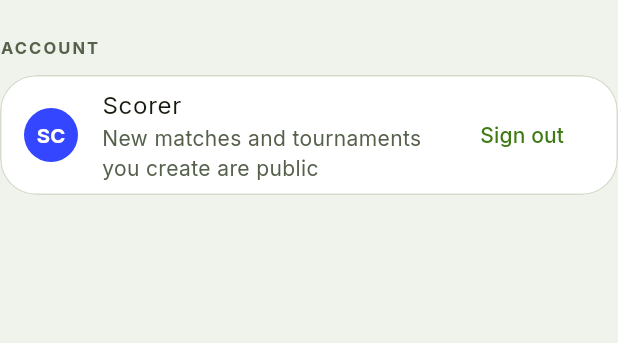
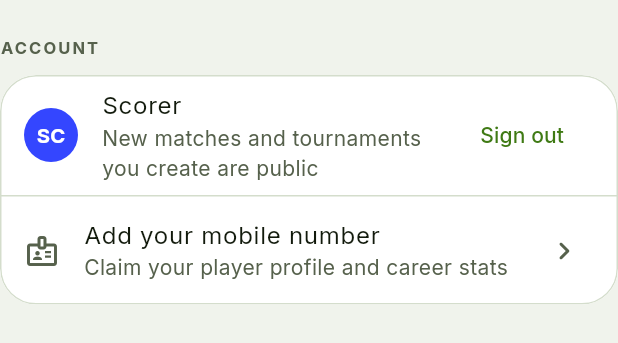
Before and after one commit to BitsNPixs/bnp-scorer, a Flutter app: the _AccountSection widget shown alone on an empty page, opened directly, on a phone screen of 412 x 824 dp. Shown: the top 343 px of the screen. Run offline on Flutter 3.47's test engine with Material 3 defaults, Android fonts, the phone set to English and light mode, and no system bars; our stand-ins replace cloud_firestore, file_picker, firebase_auth, firebase_core, flutter_riverpod, google_fonts and 3 more; accounts and stored records are empty.

Commit message:
Let a scorer confirm their number in Settings and open their profile
Settings gains Add your mobile number: a sheet that texts a code and
links the number, closing by itself when Android confirms it. Once
linked, My profile claims the player under that number (the one a
captain invited, keeping its matches, or a new one) and opens it;
Change number swaps it. Offline, the profile waits with a retry. The
sign-in notice says the number is never shown.

Co-Authored-By: Claude Opus 5.5 <noreply@anthropic.com>

```diff
--- a/app/lib/state/providers.dart
+++ b/app/lib/state/providers.dart
@@ -109,6 +109,20 @@ final playerDirectoryProvider = Provider<PlayerDirectory?>((ref) => null);
 /// cloud.
 final playerProfileProvider = StreamProvider.autoDispose.family<PlayerProfile?, String>(
   (ref, playerId) => ref.watch(playerDirectoryProvider)?.watch(playerId) ?? Stream.value(null),
+  retry: _noRetry,
+);
+
+/// The signed-in scorer's own player profile, claimed under their confirmed
+/// number: the one a captain invited, or a new one. Null when signed out,
+/// without a confirmed number, or without the cloud. Claiming again is only
+/// reads, so this is safe to rebuild.
+final myProfileProvider = FutureProvider.autoDispose<PlayerProfile?>(
+  (ref) async {
+    final directory = ref.watch(playerDirectoryProvider);
+    final scorer = ref.watch(scorerProvider).value ?? ref.watch(accountsProvider).current;
+    if (directory == null || scorer == null || scorer.phone == null) return null;
+    return directory.claim(scorer);
+  },
   retry: _noRetry,
 );
 
--- a/app/lib/widgets/settings_sheet.dart
+++ b/app/lib/widgets/settings_sheet.dart
@@ -6,11 +6,14 @@ import 'package:flutter_riverpod/flutter_riverpod.dart';
 import '../data/accounts.dart';
 import '../data/app_info.dart';
 import '../data/error_log.dart';
+import '../data/phone_numbers.dart';
+import '../screens/player_profile_screen.dart';
 import '../screens/backup_screen.dart';
 import '../state/providers.dart';
 import '../theme/app_theme.dart';
 import '../ui/feedback.dart';
 import 'avatars.dart';
+import 'phone_link_sheet.dart';
 import 'scoring_sheets.dart';
 import 'surface_panel.dart';
 
@@ -97,7 +100,8 @@ class _AccountSection extends ConsumerWidget {
   static const publicNotice = "While you're signed in, every new match, tournament and scheduled "
       'match you create is public: anyone with BNP Scorer can follow it, including the player names '
       'and your Google name. Your email and who has paid entry fees are never shared. Deleting '
-      'unpublishes it. What is already on this phone stays private.';
+      'unpublishes it. What is already on this phone stays private. A mobile number you add is '
+      'used only to find your player profile and is never shown.';
 
   @override
   Widget build(BuildContext context, WidgetRef ref) {
@@ -120,7 +124,9 @@ class _AccountSection extends ConsumerWidget {
                   trailing: const Icon(Icons.chevron_right_rounded),
                   onTap: () => _signIn(context, accounts),
                 )
-              : ListTile(
+              : Column(
+                  children: [
+                    ListTile(
                       leading: PlayerAvatar(name: scorer.name, radius: 18),
                       title: Text(scorer.name, maxLines: 1, overflow: TextOverflow.ellipsis),
                       subtitle: const Text('New matches and tournaments you create are public'),
@@ -128,6 +134,9 @@ class _AccountSection extends ConsumerWidget {
                         onPressed: () => _signOut(context, accounts),
                         child: const Text('Sign out'),
                       ),
+                    ),
+                    _MyPlayer(scorer: scorer),
+                  ],
                 ),
         ),
       ],
@@ -166,6 +175,67 @@ class _AccountSection extends ConsumerWidget {
     } on Object catch (e) {
       if (context.mounted) showMessage(context, 'Could not sign out: $e', isError: true);
     }
+  }
+}
+
+/// The scorer as a player: add a mobile number to claim a profile, then open
+/// it. Hidden without the player directory.
+class _MyPlayer extends ConsumerWidget {
+  const _MyPlayer({required this.scorer});
+
+  final Scorer scorer;
+
+  Future<void> _link(BuildContext context) async {
+    final linked = await showPhoneLinkSheet(context);
+    if (linked && context.mounted) showMessage(context, 'Number confirmed.');
+  }
+
+  @override
+  Widget build(BuildContext context, WidgetRef ref) {
+    if (ref.watch(playerDirectoryProvider) == null) return const SizedBox.shrink();
+    final phone = scorer.phone;
+    if (phone == null) {
+      return Column(
+        children: [
+          const Divider(height: 1),
+          ListTile(
+            leading: const Icon(Icons.badge_outlined),
+            title: const Text('Add your mobile number'),
+            subtitle: const Text('Claim your player profile and career stats'),
+            trailing: const Icon(Icons.chevron_right_rounded),
+            onTap: () => _link(context),
+          ),
+        ],
+      );
+    }
+    final mine = ref.watch(myProfileProvider);
+    final profile = mine.value;
+    return Column(
+      children: [
+        const Divider(height: 1),
+        ListTile(
+          leading: const Icon(Icons.verified_rounded, color: AppColors.neonDeep),
+          title: const Text('My profile'),
+          subtitle: Text(switch (mine) {
+            AsyncData() => 'Verified · ${maskPhone(phone)}',
+            AsyncError() => 'Could not reach the cloud. Tap to try again.',
+            _ => 'Setting up your profile…',
+          }),
+          trailing: const Icon(Icons.chevron_right_rounded),
+          onTap: profile == null
+              ? () => ref.invalidate(myProfileProvider)
+              : () => Navigator.of(context)
+                ..pop()
+                ..push(MaterialPageRoute<void>(builder: (_) => PlayerProfileScreen(playerId: profile.id))),
+        ),
+        ListTile(
+          leading: const Icon(Icons.phone_rounded),
+          title: const Text('Change number'),
+          trailing: const Icon(Icons.chevron_right_rounded),
+          onTap: () => _link(context),
+        ),
+      ],
+    );
   }
 }
 
```
Also changed, not shown: app/lib/widgets/phone_link_sheet.dart (added, +187 -0 lines), 5 other files. Lines whose indentation alone changed are shown as unchanged.
